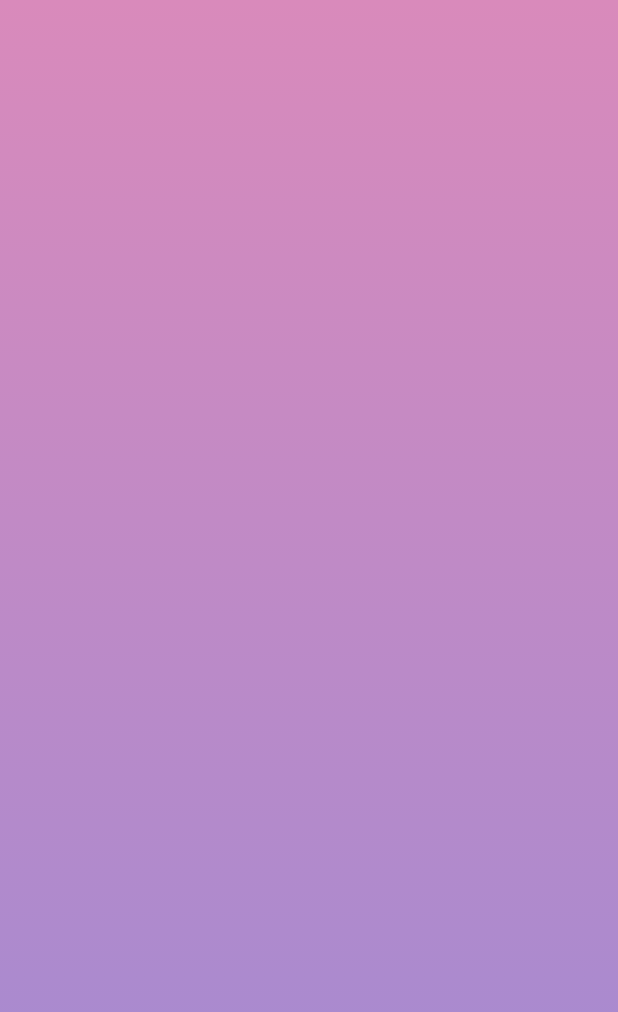
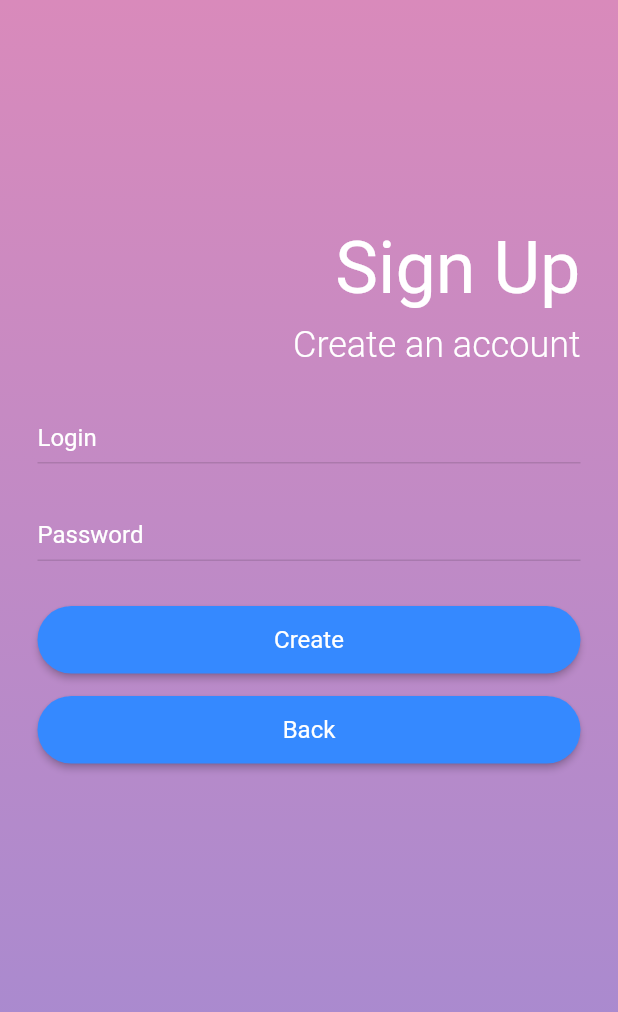
Before and after one commit to RuTiKeyOne/Closet, a Flutter app: the screen it shows after launch, after a tap on "Sign in", after a tap on "Create", on a phone screen of 412 x 824 dp. Shown: the top 1012 px of the screen. Run offline on Flutter 3.47's test engine with Material 2 defaults, Android fonts, the phone set to English and light mode, and no system bars; our stand-ins replace adaptive_theme, get_it.

Commit message:
Add registration screen

```diff
--- /dev/null
+++ b/lib/core/domain/model/user.dart
@@ -0,0 +1 @@
+class User {}
--- a/lib/core/inherit/registraction_model.dart
+++ b/lib/core/inherit/registraction_model.dart
@@ -0,0 +1,52 @@
+import 'package:closet/generated/l10n.dart';
+import 'package:flutter/cupertino.dart';
+
+class RegistrationModel extends ChangeNotifier {
+  final GlobalKey<FormState> registrationFormState;
+
+  String _login;
+  String get login => _login;
+  set login(String val) => {
+        _login = val,
+        loginController.text = _login,
+        loginController.selection = TextSelection.fromPosition(
+          TextPosition(offset: loginController.text.length),
+        ),
+        registrationFormState.currentState!.validate(),
+      };
+
+  TextEditingController loginController;
+
+  String _password;
+  String get password => _login;
+  set password(String val) => {
+        _password = val,
+        passwordController.text = _login,
+        passwordController.selection = TextSelection.fromPosition(
+            TextPosition(offset: loginController.text.length)),
+        registrationFormState.currentState!.validate(),
+      };
+
+  TextEditingController passwordController;
+
+  RegistrationModel(this._login, this.loginController, this._password,
+      this.passwordController, this.registrationFormState);
+
+  String? loginValidator(String? val, BuildContext context) {
+    if (val == null || val.isEmpty) {
+      return S.of(context).login_validator_message_1;
+    }
+    return null;
+  }
+
+  String? passwordValidator(String? val, BuildContext context) {
+    if (val == null || val.isEmpty) {
+      return S.of(context).password_validator_message_1;
+    }
+    return null;
+  }
+
+  void createAccount() {
+    if (registrationFormState.currentState!.validate()) {}
+  }
+}
--- a/lib/l10n/intl_en.arb
+++ b/lib/l10n/intl_en.arb
@@ -9,5 +9,8 @@
     "password" : "Password",
     "login_validator_message_1" : "The login cannot be empty",
     "login_validator_message_2" : "A user with this username already exists",
-    "password_validator_message_1" : "The password cannot be empty"
+    "password_validator_message_1" : "The password cannot be empty",
+    "back" : "Back",
+    "sign_up" : "Sign Up",
+    "create_an_account" : "Create an account"
  }
--- a/lib/l10n/intl_ru.arb
+++ b/lib/l10n/intl_ru.arb
@@ -9,7 +9,13 @@
     "password" : "Пароль",
     "login_validator_message_1" : "Логин не может быть пустым",
     "login_validator_message_2" : "Пользователь с таким логином уже существует",
-    "password_validator_message_1" : "Пароль не может быть пустым"
+    "password_validator_message_1" : "Пароль не может быть пустым",
+    "back" : "Назад",
+    "sign_up" : "Регистрация",
+    "create_an_account" : "Создать учетную запись"
+
+
+
 
 
 
--- a/lib/presentation/registration/registration_screen.dart
+++ b/lib/presentation/registration/registration_screen.dart
@@ -1,12 +1,22 @@
+import 'package:closet/core/inherit/registraction_model.dart';
 import 'package:closet/generated/l10n.dart';
 import 'package:closet/presentation/registration/registration_view.dart';
 import 'package:flutter/material.dart';
+import 'package:provider/provider.dart';
 
 class RegistrationScreen extends StatelessWidget {
   const RegistrationScreen({Key? key}) : super(key: key);
 
   @override
   Widget build(BuildContext context) {
-    return const RegistrationView();
+    return ChangeNotifierProvider(
+        create: (context) => RegistrationModel(
+              "",
+              TextEditingController(text: ""),
+              "",
+              TextEditingController(text: ""),
+              GlobalKey<FormState>(),
+            ),
+        child: const RegistrationView());
   }
 }
--- a/lib/presentation/registration/registration_view.dart
+++ b/lib/presentation/registration/registration_view.dart
@@ -1,10 +1,16 @@
+import 'package:closet/core/inherit/registraction_model.dart';
+import 'package:closet/generated/l10n.dart';
+import 'package:closet/presentation/widgets/elevated_button_type_one.dart';
+import 'package:closet/presentation/widgets/text_form_field_type_one.dart';
 import 'package:flutter/material.dart';
+import 'package:provider/src/provider.dart';
 
 class RegistrationView extends StatelessWidget {
   const RegistrationView({Key? key}) : super(key: key);
 
   @override
   Widget build(BuildContext context) {
+    final model = context.watch<RegistrationModel>();
     return SafeArea(
       child: Scaffold(
         body: Container(
@@ -18,7 +24,72 @@ class RegistrationView extends StatelessWidget {
                 ]),
           ),
           child: ListView(
-            children: [],
+            padding: const EdgeInsets.symmetric(horizontal: 25),
+            children: [
+              const SizedBox(height: 150),
+              Column(
+                crossAxisAlignment: CrossAxisAlignment.end,
+                children: [
+                  Text(
+                    S.of(context).sign_up,
+                    style: Theme.of(context)
+                        .textTheme
+                        .headline1!
+                        .copyWith(fontWeight: FontWeight.w400),
+                  ),
+                  const SizedBox(height: 10),
+                  Text(
+                    S.of(context).create_an_account,
+                    style: Theme.of(context)
+                        .textTheme
+                        .headline2!
+                        .copyWith(fontWeight: FontWeight.w300),
+                  ),
+                ],
+              ),
+              const SizedBox(height: 30),
+              Form(
+                key: model.registrationFormState,
+                child: Column(
+                  children: [
+                    TextFormFieldTypeOne(
+                      controller: model.loginController,
+                      textInputAction: TextInputAction.next,
+                      onTextChanged: (val) => model.login = val,
+                      validator: (val) => model.loginValidator(val, context),
+                      hintText: S.of(context).login,
+                    ),
+                    const SizedBox(height: 30),
+                    TextFormFieldTypeOne(
+                      obscureText: true,
+                      textInputAction: TextInputAction.done,
+                      onTextChanged: (val) => model.password = val,
+                      validator: (val) => model.passwordValidator(val, context),
+                      hintText: S.of(context).password,
+                    ),
+                  ],
+                ),
+              ),
+              const SizedBox(height: 30),
+              SizedBox(
+                height: 45,
+                width: MediaQuery.of(context).size.width,
+                child: ElevatedButtonTypeOne(
+                  onPressed: () => model.createAccount(),
+                  title: S.of(context).create,
+                ),
+              ),
+              const SizedBox(height: 15),
+              SizedBox(
+                height: 45,
+                width: MediaQuery.of(context).size.width,
+                child: ElevatedButtonTypeOne(
+                  onPressed: () => Navigator.pop(context),
+                  title: S.of(context).back,
+                ),
+              ),
+              const SizedBox(height: 30),
+            ],
           ),
         ),
       ),
--- a/pubspec.yaml
+++ b/pubspec.yaml
@@ -32,8 +32,8 @@ dev_dependencies:
 flutter:
   uses-material-design: true
   assets:
-    - assets/icons/
-    - assets/images/
+    - assets/icons/gosuslugi.png
+
 
 flutter_intl:
   enabled: true
```
Also changed, not shown: lib/generated/intl/messages_en.dart, lib/generated/intl/messages_ru.dart, lib/generated/l10n.dart.
